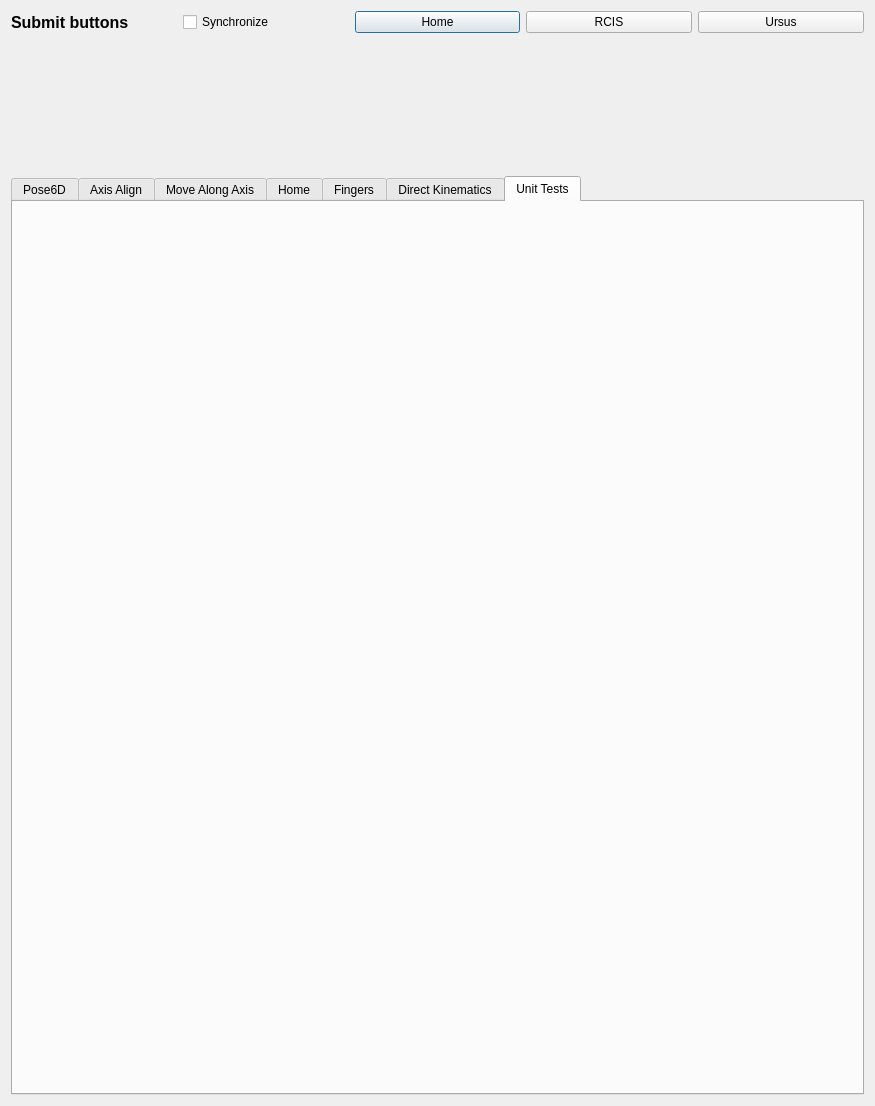
This is components/inversekinematicsTesterComp/src/guiDlg.ui in robocomp/robocomp-shelly as Qt 5 draws it before an edit. The edited form follows.
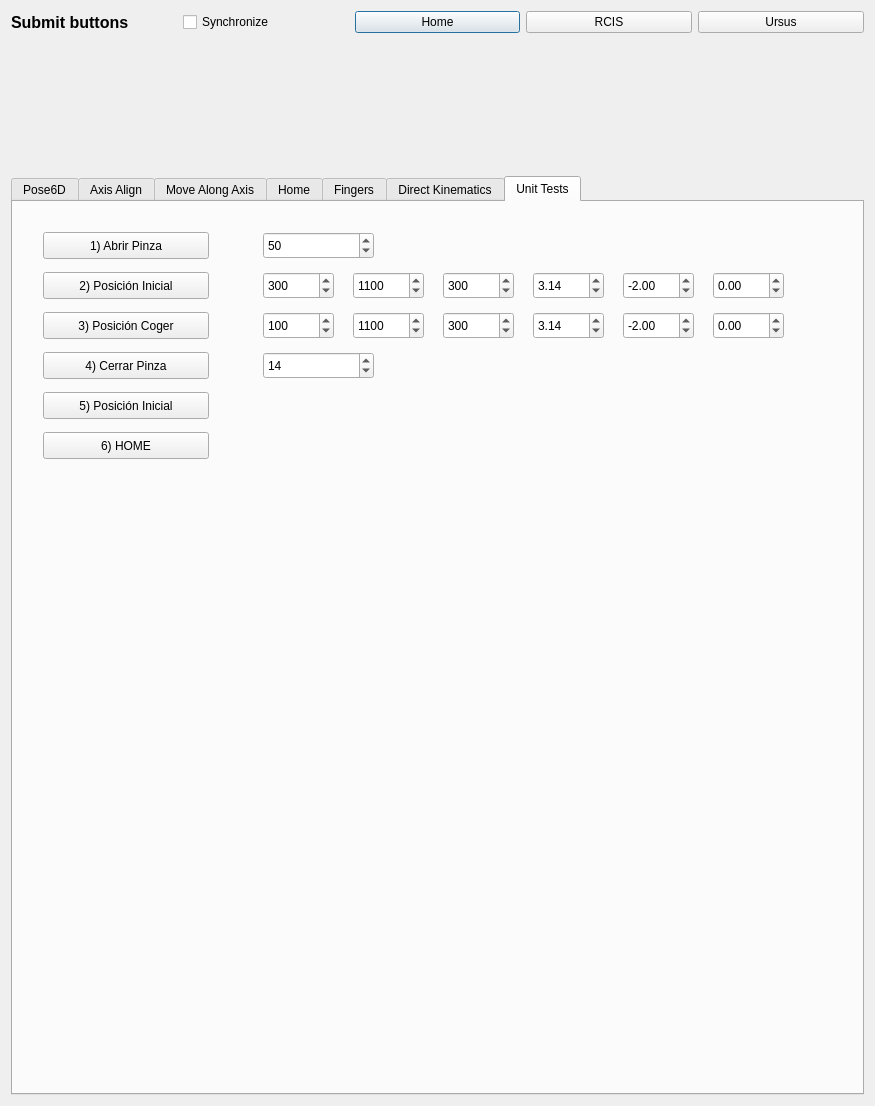
This is the edited form. The open tabs and pages were chosen to show the change.

Diff of the .ui file:
```diff
--- a/components/inversekinematicsTesterComp/src/guiDlg.ui
+++ b/components/inversekinematicsTesterComp/src/guiDlg.ui
@@ -2738,6 +2738,380 @@
         <attribute name="title">
          <string>Unit Tests</string>
         </attribute>
+        <widget class="QPushButton" name="test1Button">
+         <property name="geometry">
+          <rect>
+           <x>30</x>
+           <y>30</y>
+           <width>166</width>
+           <height>27</height>
+          </rect>
+         </property>
+         <property name="text">
+          <string>1) Abrir Pinza</string>
+         </property>
+         <property name="checkable">
+          <bool>true</bool>
+         </property>
+        </widget>
+        <widget class="QPushButton" name="test2Button">
+         <property name="geometry">
+          <rect>
+           <x>30</x>
+           <y>70</y>
+           <width>166</width>
+           <height>27</height>
+          </rect>
+         </property>
+         <property name="text">
+          <string>2) Posición Inicial</string>
+         </property>
+         <property name="checkable">
+          <bool>true</bool>
+         </property>
+        </widget>
+        <widget class="QPushButton" name="test3Button">
+         <property name="geometry">
+          <rect>
+           <x>30</x>
+           <y>110</y>
+           <width>166</width>
+           <height>27</height>
+          </rect>
+         </property>
+         <property name="text">
+          <string>3) Posición Coger</string>
+         </property>
+         <property name="checkable">
+          <bool>true</bool>
+         </property>
+        </widget>
+        <widget class="QPushButton" name="test4Button">
+         <property name="geometry">
+          <rect>
+           <x>30</x>
+           <y>150</y>
+           <width>166</width>
+           <height>27</height>
+          </rect>
+         </property>
+         <property name="text">
+          <string>4) Cerrar Pinza</string>
+         </property>
+         <property name="checkable">
+          <bool>true</bool>
+         </property>
+        </widget>
+        <widget class="QPushButton" name="test5Button">
+         <property name="geometry">
+          <rect>
+           <x>30</x>
+           <y>190</y>
+           <width>166</width>
+           <height>27</height>
+          </rect>
+         </property>
+         <property name="text">
+          <string>5) Posición Inicial</string>
+         </property>
+         <property name="checkable">
+          <bool>true</bool>
+         </property>
+        </widget>
+        <widget class="QPushButton" name="test6Button">
+         <property name="geometry">
+          <rect>
+           <x>30</x>
+           <y>230</y>
+           <width>166</width>
+           <height>27</height>
+          </rect>
+         </property>
+         <property name="text">
+          <string>6) HOME</string>
+         </property>
+         <property name="checkable">
+          <bool>true</bool>
+         </property>
+        </widget>
+        <widget class="QDoubleSpinBox" name="abrirPinzaValor">
+         <property name="geometry">
+          <rect>
+           <x>250</x>
+           <y>30</y>
+           <width>111</width>
+           <height>27</height>
+          </rect>
+         </property>
+         <property name="decimals">
+          <number>0</number>
+         </property>
+         <property name="value">
+          <double>50.000000000000000</double>
+         </property>
+        </widget>
+        <widget class="QDoubleSpinBox" name="cerrarPinzaValor">
+         <property name="geometry">
+          <rect>
+           <x>250</x>
+           <y>150</y>
+           <width>111</width>
+           <height>27</height>
+          </rect>
+         </property>
+         <property name="decimals">
+          <number>0</number>
+         </property>
+         <property name="value">
+          <double>14.000000000000000</double>
+         </property>
+        </widget>
+        <widget class="QDoubleSpinBox" name="PX">
+         <property name="geometry">
+          <rect>
+           <x>250</x>
+           <y>70</y>
+           <width>71</width>
+           <height>27</height>
+          </rect>
+         </property>
+         <property name="decimals">
+          <number>0</number>
+         </property>
+         <property name="maximum">
+          <double>100000000.000000000000000</double>
+         </property>
+         <property name="value">
+          <double>300.000000000000000</double>
+         </property>
+        </widget>
+        <widget class="QDoubleSpinBox" name="PY">
+         <property name="geometry">
+          <rect>
+           <x>340</x>
+           <y>70</y>
+           <width>71</width>
+           <height>27</height>
+          </rect>
+         </property>
+         <property name="decimals">
+          <number>0</number>
+         </property>
+         <property name="maximum">
+          <double>100000.000000000000000</double>
+         </property>
+         <property name="value">
+          <double>1100.000000000000000</double>
+         </property>
+        </widget>
+        <widget class="QDoubleSpinBox" name="PZ">
+         <property name="geometry">
+          <rect>
+           <x>430</x>
+           <y>70</y>
+           <width>71</width>
+           <height>27</height>
+          </rect>
+         </property>
+         <property name="decimals">
+          <number>0</number>
+         </property>
+         <property name="maximum">
+          <double>1000000.000000000000000</double>
+         </property>
+         <property name="value">
+          <double>300.000000000000000</double>
+         </property>
+        </widget>
+        <widget class="QDoubleSpinBox" name="PZ_2">
+         <property name="geometry">
+          <rect>
+           <x>430</x>
+           <y>110</y>
+           <width>71</width>
+           <height>27</height>
+          </rect>
+         </property>
+         <property name="decimals">
+          <number>0</number>
+         </property>
+         <property name="maximum">
+          <double>1000000.000000000000000</double>
+         </property>
+         <property name="value">
+          <double>300.000000000000000</double>
+         </property>
+        </widget>
+        <widget class="QDoubleSpinBox" name="PY_2">
+         <property name="geometry">
+          <rect>
+           <x>340</x>
+           <y>110</y>
+           <width>71</width>
+           <height>27</height>
+          </rect>
+         </property>
+         <property name="decimals">
+          <number>0</number>
+         </property>
+         <property name="maximum">
+          <double>100000.000000000000000</double>
+         </property>
+         <property name="value">
+          <double>1100.000000000000000</double>
+         </property>
+        </widget>
+        <widget class="QDoubleSpinBox" name="PX_2">
+         <property name="geometry">
+          <rect>
+           <x>250</x>
+           <y>110</y>
+           <width>71</width>
+           <height>27</height>
+          </rect>
+         </property>
+         <property name="decimals">
+          <number>0</number>
+         </property>
+         <property name="maximum">
+          <double>100000.000000000000000</double>
+         </property>
+         <property name="value">
+          <double>100.000000000000000</double>
+         </property>
+        </widget>
+        <widget class="QDoubleSpinBox" name="RZ">
+         <property name="geometry">
+          <rect>
+           <x>700</x>
+           <y>70</y>
+           <width>71</width>
+           <height>27</height>
+          </rect>
+         </property>
+         <property name="decimals">
+          <number>2</number>
+         </property>
+         <property name="minimum">
+          <double>-10000.000000000000000</double>
+         </property>
+         <property name="maximum">
+          <double>1000000.000000000000000</double>
+         </property>
+         <property name="value">
+          <double>0.000000000000000</double>
+         </property>
+        </widget>
+        <widget class="QDoubleSpinBox" name="RY">
+         <property name="geometry">
+          <rect>
+           <x>610</x>
+           <y>70</y>
+           <width>71</width>
+           <height>27</height>
+          </rect>
+         </property>
+         <property name="decimals">
+          <number>2</number>
+         </property>
+         <property name="minimum">
+          <double>-100000.000000000000000</double>
+         </property>
+         <property name="maximum">
+          <double>100000.000000000000000</double>
+         </property>
+         <property name="value">
+          <double>-2.000000000000000</double>
+         </property>
+        </widget>
+        <widget class="QDoubleSpinBox" name="RX">
+         <property name="geometry">
+          <rect>
+           <x>520</x>
+           <y>70</y>
+           <width>71</width>
+           <height>27</height>
+          </rect>
+         </property>
+         <property name="decimals">
+          <number>2</number>
+         </property>
+         <property name="minimum">
+          <double>-10000.000000000000000</double>
+         </property>
+         <property name="maximum">
+          <double>100000000.000000000000000</double>
+         </property>
+         <property name="value">
+          <double>3.140000000000000</double>
+         </property>
+        </widget>
+        <widget class="QDoubleSpinBox" name="RZ_2">
+         <property name="geometry">
+          <rect>
+           <x>700</x>
+           <y>110</y>
+           <width>71</width>
+           <height>27</height>
+          </rect>
+         </property>
+         <property name="decimals">
+          <number>2</number>
+         </property>
+         <property name="minimum">
+          <double>-10000.000000000000000</double>
+         </property>
+         <property name="maximum">
+          <double>1000000.000000000000000</double>
+         </property>
+         <property name="value">
+          <double>0.000000000000000</double>
+         </property>
+        </widget>
+        <widget class="QDoubleSpinBox" name="RY_2">
+         <property name="geometry">
+          <rect>
+           <x>610</x>
+           <y>110</y>
+           <width>71</width>
+           <height>27</height>
+          </rect>
+         </property>
+         <property name="decimals">
+          <number>2</number>
+         </property>
+         <property name="minimum">
+          <double>-100000.000000000000000</double>
+         </property>
+         <property name="maximum">
+          <double>100000.000000000000000</double>
+         </property>
+         <property name="value">
+          <double>-2.000000000000000</double>
+         </property>
+        </widget>
+        <widget class="QDoubleSpinBox" name="RX_2">
+         <property name="geometry">
+          <rect>
+           <x>520</x>
+           <y>110</y>
+           <width>71</width>
+           <height>27</height>
+          </rect>
+         </property>
+         <property name="decimals">
+          <number>2</number>
+         </property>
+         <property name="minimum">
+          <double>-10000.000000000000000</double>
+         </property>
+         <property name="maximum">
+          <double>100000000.000000000000000</double>
+         </property>
+         <property name="value">
+          <double>3.140000000000000</double>
+         </property>
+        </widget>
        </widget>
       </widget>
      </item>
```
Left out of the diff: 2 changed lines with no effect on the pictures.
